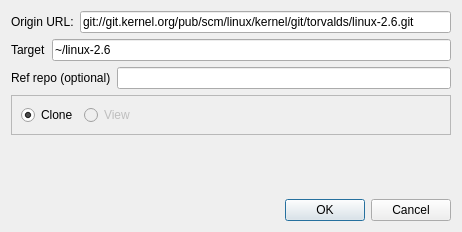
Old version of the form ui/newproject.ui in the repository bainonline/teamgit.
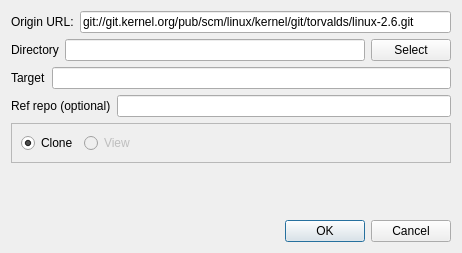
New version of the form.

Commit message: Add base dir selection for new project dialog

```diff
--- a/ui/newproject.ui
+++ b/ui/newproject.ui
@@ -6,7 +6,7 @@
     <x>0</x>
     <y>0</y>
     <width>462</width>
-    <height>232</height>
+    <height>253</height>
    </rect>
   </property>
   <property name="windowTitle" >
@@ -31,6 +31,27 @@
      </item>
     </layout>
    </item>
+   <item>
+    <layout class="QHBoxLayout" name="horizontalLayout" >
+     <item>
+      <widget class="QLabel" name="label" >
+       <property name="text" >
+        <string>Directory</string>
+       </property>
+      </widget>
+     </item>
+     <item>
+      <widget class="QLineEdit" name="dirPath" />
+     </item>
+     <item>
+      <widget class="QPushButton" name="getDirButton" >
+       <property name="text" >
+        <string>Select</string>
+       </property>
+      </widget>
+     </item>
+    </layout>
+   </item>
    <item>
     <layout class="QHBoxLayout" >
      <item>
@@ -43,7 +64,7 @@
      <item>
       <widget class="QLineEdit" name="target" >
        <property name="text" >
-        <string>~/linux-2.6</string>
+        <string/>
        </property>
       </widget>
      </item>
```
